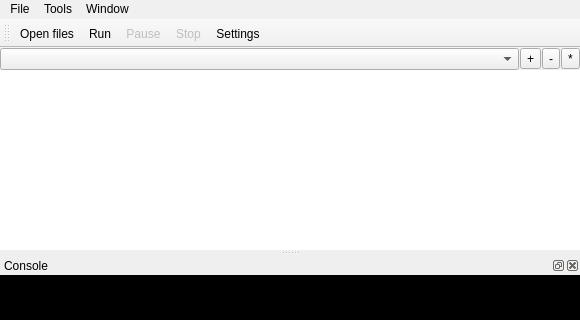
Above: src/AutoBatchRunner/autobatchrunner.ui from karakirimu/AutoBatchTools before the change; both pictures show x 0 to 580 and y 0 to 320 of the 580 by 505 pixel window. Below: the same form after it.
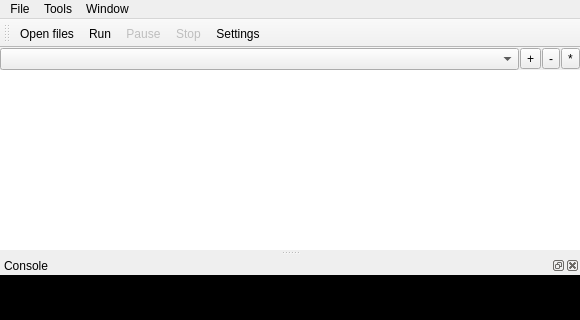
That is the form after the change. Icons and pictures are not drawn. Custom widgets are drawn as their Qt base class.

Patch:
```diff
--- a/src/AutoBatchRunner/autobatchrunner.ui
+++ b/src/AutoBatchRunner/autobatchrunner.ui
@@ -133,9 +133,7 @@
     </rect>
    </property>
    <property name="styleSheet">
-    <string notr="true">background-color: rgb(240, 240, 240);
-selection-background-color: rgb(144, 200, 246);
-selection-color: rgb(0, 0, 0);</string>
+    <string notr="true"/>
    </property>
    <widget class="QMenu" name="menu">
     <property name="title">
```
